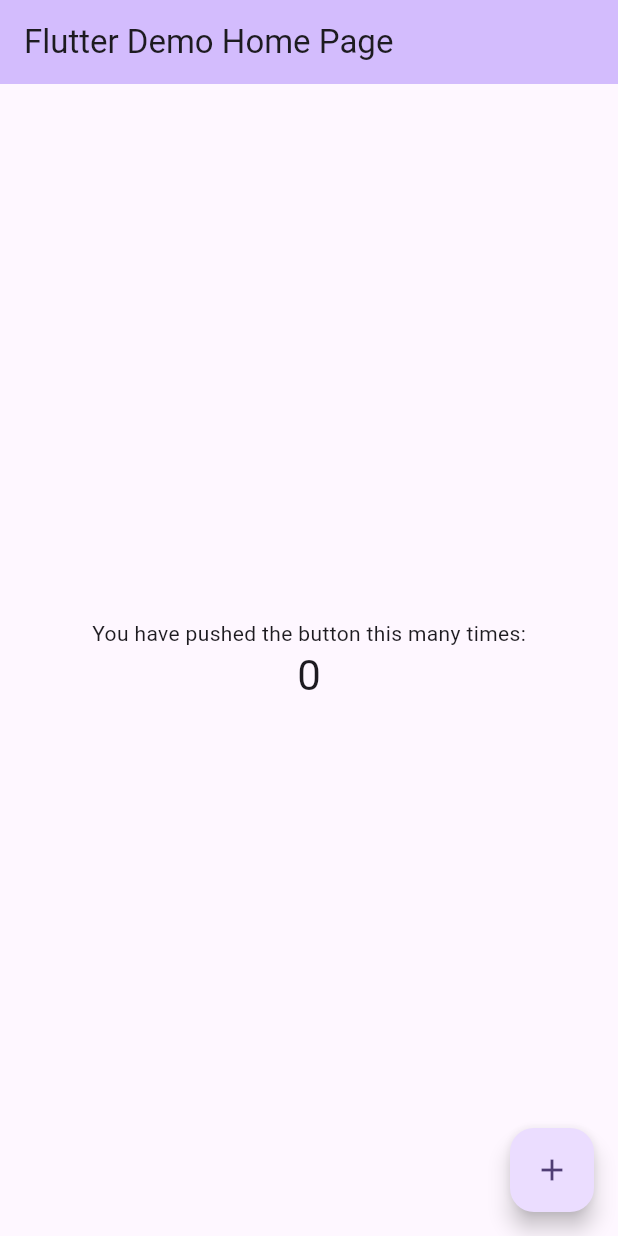
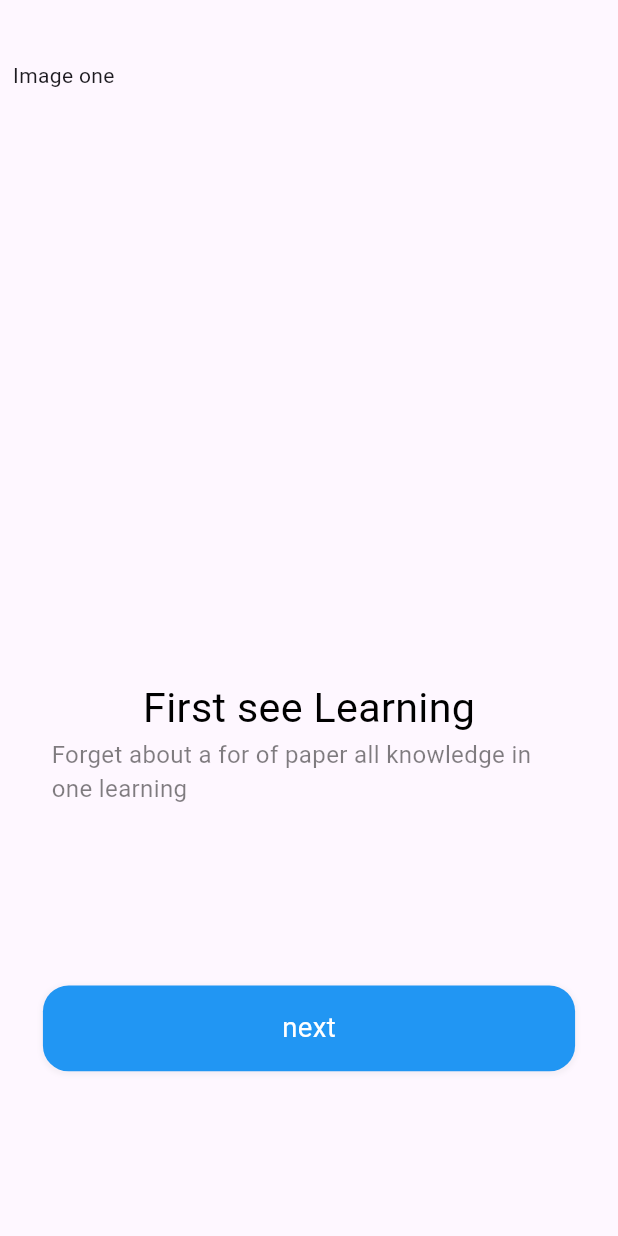
Before and after one commit to AUNG533/ulearning_2, a Flutter app: the screen it shows after launch, on a phone screen of 412 x 824 dp. Run offline on Flutter 3.47's test engine with Material 3 defaults, Android fonts, the phone set to English and light mode, and no system bars; our stand-ins replace flutter_screenutil.

Commit message:
welcome 1

```diff
--- a/lib/main.dart
+++ b/lib/main.dart
@@ -1,4 +1,6 @@
 import 'package:flutter/material.dart';
+import 'package:flutter_screenutil/flutter_screenutil.dart';
+import 'package:ulearning_2/pages/welcome/welcome.dart';
 
 void main() {
   runApp(const MyApp());
@@ -9,62 +11,10 @@
 
   @override
   Widget build(BuildContext context) {
-    return MaterialApp(
-      title: 'Flutter Demo',
-      theme: ThemeData(
-        colorScheme: ColorScheme.fromSeed(seedColor: Colors.deepPurple),
-        useMaterial3: true,
-      ),
-      home: const MyHomePage(title: 'Flutter Demo Home Page'),
-    );
-  }
-}
-
-class MyHomePage extends StatefulWidget {
-  const MyHomePage({super.key, required this.title});
-
-
-
-  final String title;
-
-  @override
-  State<MyHomePage> createState() => _MyHomePageState();
-}
-
-class _MyHomePageState extends State<MyHomePage> {
-  int _counter = 0;
-
-  void _incrementCounter() {
-    setState(() {
-      _counter++;
-    });
-  }
-
-  @override
-  Widget build(BuildContext context) {
-    return Scaffold(
-      appBar: AppBar(
-        backgroundColor: Theme.of(context).colorScheme.inversePrimary,
-        title: Text(widget.title),
-      ),
-      body: Center(
-        child: Column(
-          mainAxisAlignment: MainAxisAlignment.center,
-          children: <Widget>[
-            const Text(
-              'You have pushed the button this many times:',
-            ),
-            Text(
-              '$_counter',
-              style: Theme.of(context).textTheme.headlineMedium,
-            ),
-          ],
-        ),
-      ),
-      floatingActionButton: FloatingActionButton(
-        onPressed: _incrementCounter,
-        tooltip: 'Increment',
-        child: const Icon(Icons.add),
+    return ScreenUtilInit(
+      builder: (context, child) =>const MaterialApp(
+        debugShowCheckedModeBanner: false,
+        home: Welcome(),
       ),
     );
   }
--- /dev/null
+++ b/lib/pages/welcome/welcome.dart
@@ -0,0 +1,113 @@
+import 'package:flutter/material.dart';
+import 'package:flutter_screenutil/flutter_screenutil.dart';
+
+class Welcome extends StatefulWidget {
+  const Welcome({super.key});
+
+  @override
+  State<Welcome> createState() => _WelcomeState();
+}
+
+class _WelcomeState extends State<Welcome> {
+  @override
+  Widget build(BuildContext context) {
+    return Container(
+      color: Colors.white,
+      child: Scaffold(
+        body: Container(
+          margin: EdgeInsets.only(top: 34.h),
+          width: 375.w,
+          child: Stack(
+            children: [
+              PageView(
+                children: [
+                  _page(
+                      1,
+                      context,
+                      "next",
+                      "First see Learning",
+                      "Forget about a for of paper all knowledge in one learning",
+                      "image path"),
+                  _page(
+                      2,
+                      context,
+                      "next",
+                      "Connect With Everyone",
+                      "Always keep in touch with your tutor & friend. Let's get connected",
+                      "image path"),
+                  _page(
+                      3,
+                      context,
+                      "get started",
+                      "Always Fascinated Learning",
+                      "Anywhere, anytime. The time is at our discretion so study whenever you want",
+                      "image path"),
+                ],
+              ),
+            ],
+          ),
+        ),
+      ),
+    );
+  }
+
+  Widget _page(int index, BuildContext context, String buttonName, String title,
+      String subtitle, String imagePath) {
+    return Column(
+      children: [
+        SizedBox(
+          width: 345.w,
+          height: 345.h,
+          child: const Text("Image one"),
+        ),
+        Container(
+          child: Text(
+            title,
+            style: TextStyle(
+              color: Colors.black,
+              fontSize: 24.sp,
+              fontWeight: FontWeight.normal,
+            ),
+          ),
+        ),
+        Container(
+          width: 375.w,
+          padding: EdgeInsets.only(left: 30.w, right: 30.w),
+          child: Text(
+            subtitle,
+            style: TextStyle(
+              color: Colors.black.withOpacity(0.5),
+              fontSize: 14.sp,
+              fontWeight: FontWeight.normal,
+            ),
+          ),
+        ),
+        Container(
+          margin: EdgeInsets.only(top: 100.h, left: 25.w, right: 25.w),
+          width: 325.w,
+          height: 50.w,
+          decoration: BoxDecoration(
+              color: Colors.blue,
+              borderRadius: BorderRadius.all(Radius.circular(15.w)),
+              boxShadow: [
+                BoxShadow(
+                    color: Colors.grey.withOpacity(0.1),
+                    spreadRadius: 1,
+                    blurRadius: 2,
+                    offset: const Offset(0, 1))
+              ]),
+          child: Center(
+            child: Text(
+              buttonName,
+              style: TextStyle(
+                color: Colors.white,
+                fontSize: 16.sp,
+                fontWeight: FontWeight.normal,
+              ),
+            ),
+          ),
+        )
+      ],
+    );
+  }
+}
```
